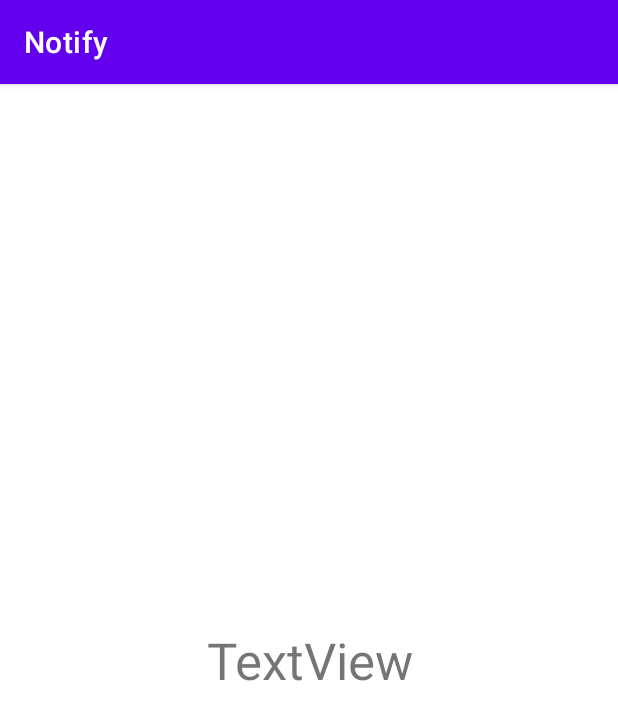
After one commit to Carpenteri1/Notify, an Android app: the NoteInfoActivity screen opened directly, with no data from a screen before it, on a phone screen of 412 x 824 dp. The commit adds this screen. Shown: the top 720 px of the screen. Run offline under Robolectric (Android 15) with nearby library versions, the phone set to English and light mode, and no system bars; 2 statements that could not run were skipped.

Commit message:
Can now show all note info by clicking on the title in the listview

```diff
--- a/app/src/main/AndroidManifest.xml
+++ b/app/src/main/AndroidManifest.xml
@@ -22,6 +22,9 @@
         <activity android:name=".NewNoteActivity">
 
         </activity>
+        <activity android:name=".NoteInfoActivity">
+
+        </activity>
 </application>
 
 </manifest>
--- /dev/null
+++ b/app/src/main/java/com/niclas/notify/NoteInfoActivity.java
@@ -0,0 +1,26 @@
+package com.niclas.notify;
+
+import android.content.Intent;
+import android.os.Bundle;
+import android.widget.TextView;
+
+import androidx.annotation.Nullable;
+import androidx.appcompat.app.AppCompatActivity;
+
+public class NoteInfoActivity extends AppCompatActivity {
+    protected void onCreate(@Nullable Bundle saveInstanceState){
+        super.onCreate(saveInstanceState);
+        setContentView(R.layout.activity_noteinfo);
+        getNoteData();
+
+    }
+
+    private void getNoteData() {
+        Bundle bundle = getIntent().getExtras();
+        NoteModel theNote = (NoteModel) bundle.getSerializable("theNote");
+
+        TextView textView = findViewById(R.id.textView);
+        textView.setText("Title: "+theNote.getTitle()+"\nText: " + theNote.getNoteText());
+    }
+
+}
--- /dev/null
+++ b/app/src/main/res/layout/activity_noteinfo.xml
@@ -0,0 +1,23 @@
+<?xml version="1.0" encoding="utf-8"?>
+<androidx.constraintlayout.widget.ConstraintLayout xmlns:android="http://schemas.android.com/apk/res/android"
+    xmlns:app="http://schemas.android.com/apk/res-auto"
+    xmlns:tools="http://schemas.android.com/tools"
+    android:layout_width="match_parent"
+    android:layout_height="match_parent">
+
+    <TextView
+        android:id="@+id/textView"
+        android:layout_width="0dp"
+        android:layout_height="159dp"
+        android:layout_marginStart="8dp"
+        android:layout_marginTop="24dp"
+        android:layout_marginEnd="8dp"
+        android:layout_marginBottom="24dp"
+        android:gravity="center"
+        android:text="TextView"
+        android:textSize="34sp"
+        app:layout_constraintBottom_toBottomOf="parent"
+        app:layout_constraintEnd_toEndOf="parent"
+        app:layout_constraintStart_toStartOf="parent"
+        app:layout_constraintTop_toTopOf="parent" />
+</androidx.constraintlayout.widget.ConstraintLayout>
```
Also changed, not shown: app/src/main/java/com/niclas/notify/MainActivity.java (+37 -13 lines), app/src/main/java/com/niclas/notify/NewNoteActivity.java (+9 -13 lines), app/src/main/java/com/niclas/notify/NoteByIdActivity.java (deleted, +0 -15 lines), app/src/main/res/layout/activity_notebyid.xml (deleted, +0 -20 lines).
